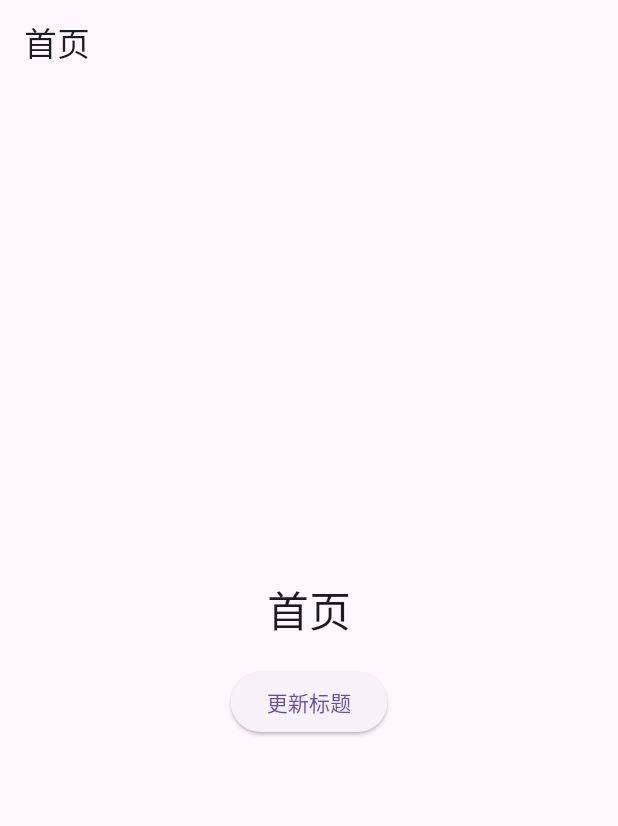
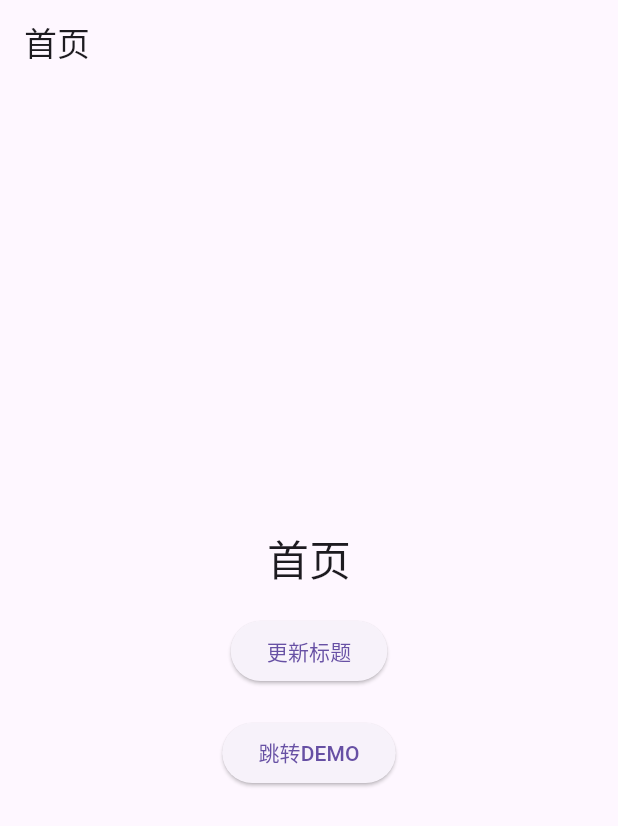
Before and after one commit to oonne/flutter-demo, a Flutter app: the screen it shows after launch, on a phone screen of 412 x 824 dp. Shown: the top 826 px of the screen. Run offline on Flutter 3.47's test engine with Material 3 defaults, Android fonts, the phone set to English and light mode, and no system bars; our stand-ins replace flutter_dotenv, shared_preferences.

Commit message:
feat: 路由

```diff
--- a/lib/main.dart
+++ b/lib/main.dart
@@ -3,7 +3,7 @@ import 'package:shared_preferences/shared_preferences.dart';
 import 'package:flutter_dotenv/flutter_dotenv.dart';
 
 import 'package:flutter_demo/utils/log.dart';
-import 'package:flutter_demo/pages/home/home_view.dart';
+import 'package:flutter_demo/routes.dart';
 
 /*
  * 主函数
@@ -38,9 +38,10 @@ class MainApp extends StatelessWidget {
 
   @override
   Widget build(BuildContext context) {
-    return const MaterialApp(
+    return MaterialApp(
       debugShowCheckedModeBanner: false,
-      home: HomeView(),
+      routes: routes,
+      initialRoute: homeRoute,
     );
   }
 }
--- a/lib/pages/demo/demo_view.dart
+++ b/lib/pages/demo/demo_view.dart
@@ -3,6 +3,9 @@ import 'package:provider/provider.dart';
 
 import 'demo_view_model.dart';
 
+/*
+ * DEMO页面
+ */
 class DemoView extends StatelessWidget {
   const DemoView({super.key});
 
--- a/lib/pages/home/home_view.dart
+++ b/lib/pages/home/home_view.dart
@@ -1,8 +1,13 @@
 import 'package:flutter/material.dart';
 import 'package:provider/provider.dart';
+import 'package:flutter_demo/routes.dart';
 
 import 'home_view_model.dart';
 
+
+/*
+ * 首页
+ */
 class HomeView extends StatelessWidget {
   const HomeView({super.key});
 
@@ -31,6 +36,13 @@ class HomeView extends StatelessWidget {
                     },
                     child: const Text('更新标题'),
                   ),
+                  const SizedBox(height: 20),
+                  ElevatedButton(
+                    onPressed: () {
+                      Navigator.pushNamed(context, demoRoute);
+                    },
+                    child: const Text('跳转DEMO'),
+                  ),
                 ],
               ),
             ),
--- /dev/null
+++ b/lib/routes.dart
@@ -0,0 +1,18 @@
+import 'package:flutter/material.dart';
+
+import 'package:flutter_demo/pages/home/home_view.dart';
+import 'package:flutter_demo/pages/demo/demo_view.dart';
+
+/*
+ * 路由名称常量
+ */
+const String homeRoute = '/home';
+const String demoRoute = '/demo';
+
+/*
+ * 路由表
+ */
+final Map<String, WidgetBuilder> routes = {
+  homeRoute: (context) => const HomeView(),
+  demoRoute: (context) => const DemoView(),
+};
```
